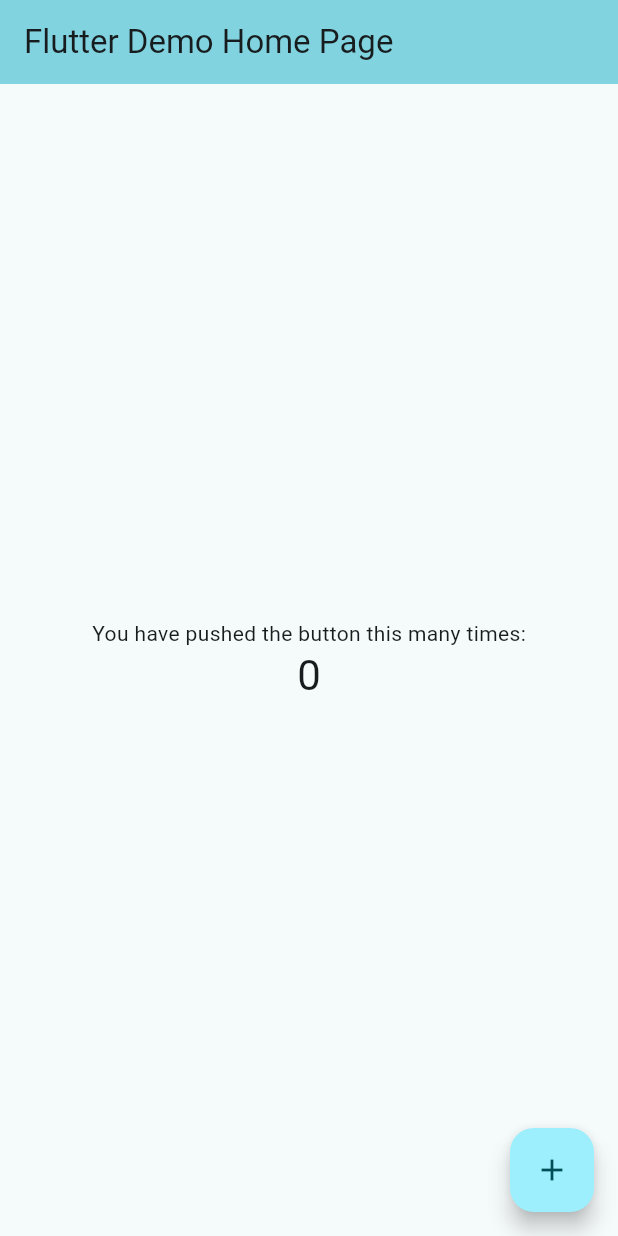
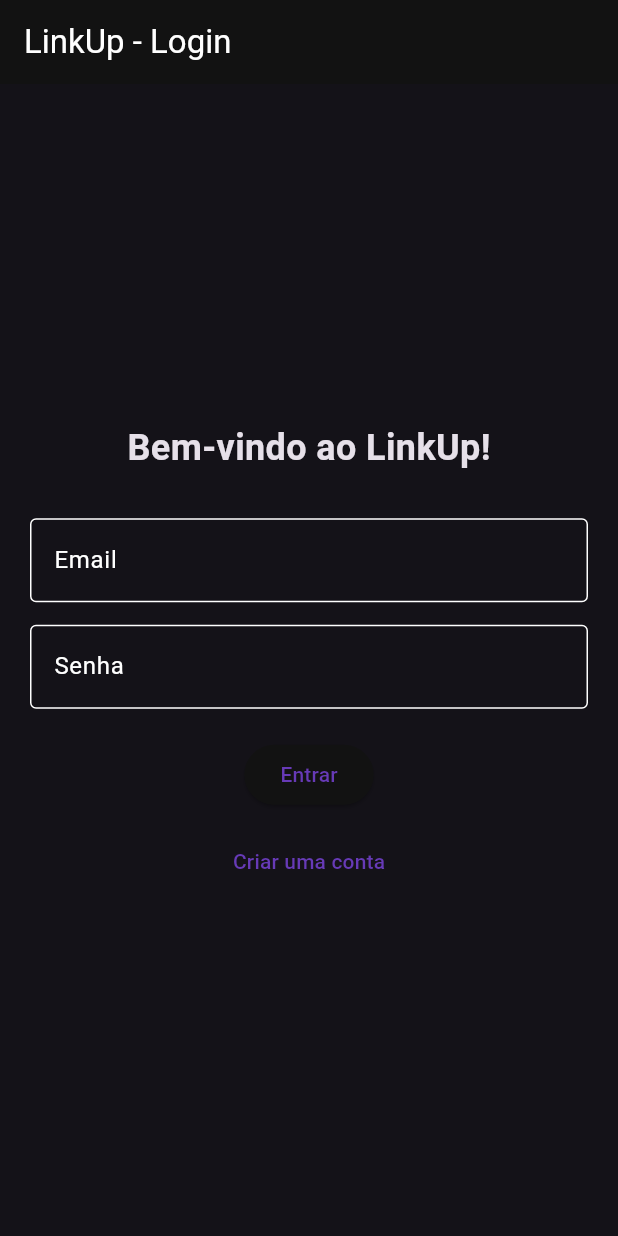
Before and after one commit to matheus1895/linkup, a Flutter app: the screen it shows after launch, on a phone screen of 412 x 824 dp. Run offline on Flutter 3.47's test engine with Material 3 defaults, Android fonts, the phone set to English and light mode, and no system bars.

Commit message:
Frontend das páginas principais

```diff
--- a/lib/main.dart
+++ b/lib/main.dart
@@ -1,106 +1,34 @@
 import 'package:flutter/material.dart';
-import 'package:linkup/ui/core/themes/theme.dart';
+import 'package:linkup/ui/home/widgets/login_screen.dart';
+import 'package:linkup/ui/home/widgets/feed_screen.dart';
+import 'package:linkup/ui/home/widgets/register_screen.dart';
+import 'package:linkup/ui/home/widgets/profile_screen.dart';
 
 void main() {
-  runApp(const MyApp());
+  runApp(const LinkUpApp());
 }
 
-class MyApp extends StatelessWidget {
-  const MyApp({super.key});
+class LinkUpApp extends StatelessWidget {
+  const LinkUpApp({super.key});
 
-  // This widget is the root of your application.
   @override
   Widget build(BuildContext context) {
     return MaterialApp(
-      title: 'Flutter Demo',
-      theme: lightTheme,
-      home: const MyHomePage(title: 'Flutter Demo Home Page'),
+      title: 'LinkUp',
+      debugShowCheckedModeBanner: false,
+      theme: ThemeData.dark().copyWith(
+        colorScheme: ColorScheme.dark(
+          primary: Colors.deepPurple,
+          secondary: Colors.purpleAccent,
+        ),
+      ),
+      initialRoute: '/login',
+      routes: {
+        '/login': (context) => const LoginPage(),
+        '/register': (context) => const RegisterPage(),
+        '/feed': (context) => const FeedPage(),
+        '/profile': (context) => const ProfilePage(),
+      },
     );
   }
 }
-
-class MyHomePage extends StatefulWidget {
-  const MyHomePage({super.key, required this.title});
-
-  // This widget is the home page of your application. It is stateful, meaning
-  // that it has a State object (defined below) that contains fields that affect
-  // how it looks.
-
-  // This class is the configuration for the state. It holds the values (in this
-  // case the title) provided by the parent (in this case the App widget) and
-  // used by the build method of the State. Fields in a Widget subclass are
-  // always marked "final".
-
-  final String title;
-
-  @override
-  State<MyHomePage> createState() => _MyHomePageState();
-}
-
-class _MyHomePageState extends State<MyHomePage> {
-  int _counter = 0;
-
-  void _incrementCounter() {
-    setState(() {
-      // This call to setState tells the Flutter framework that something has
-      // changed in this State, which causes it to rerun the build method below
-      // so that the display can reflect the updated values. If we changed
-      // _counter without calling setState(), then the build method would not be
-      // called again, and so nothing would appear to happen.
-      _counter++;
-    });
-  }
-
-  @override
-  Widget build(BuildContext context) {
-    // This method is rerun every time setState is called, for instance as done
-    // by the _incrementCounter method above.
-    //
-    // The Flutter framework has been optimized to make rerunning build methods
-    // fast, so that you can just rebuild anything that needs updating rather
-    // than having to individually change instances of widgets.
-    return Scaffold(
-      appBar: AppBar(
-        // TRY THIS: Try changing the color here to a specific color (to
-        // Colors.amber, perhaps?) and trigger a hot reload to see the AppBar
-        // change color while the other colors stay the same.
-        backgroundColor: Theme.of(context).colorScheme.inversePrimary,
-        // Here we take the value from the MyHomePage object that was created by
-        // the App.build method, and use it to set our appbar title.
-        title: Text(widget.title),
-      ),
-      body: Center(
-        // Center is a layout widget. It takes a single child and positions it
-        // in the middle of the parent.
-        child: Column(
-          // Column is also a layout widget. It takes a list of children and
-          // arranges them vertically. By default, it sizes itself to fit its
-          // children horizontally, and tries to be as tall as its parent.
-          //
-          // Column has various properties to control how it sizes itself and
-          // how it positions its children. Here we use mainAxisAlignment to
-          // center the children vertically; the main axis here is the vertical
-          // axis because Columns are vertical (the cross axis would be
-          // horizontal).
-          //
-          // TRY THIS: Invoke "debug painting" (choose the "Toggle Debug Paint"
-          // action in the IDE, or press "p" in the console), to see the
-          // wireframe for each widget.
-          mainAxisAlignment: MainAxisAlignment.center,
-          children: <Widget>[
-            const Text('You have pushed the button this many times:'),
-            Text(
-              '$_counter',
-              style: Theme.of(context).textTheme.headlineMedium,
-            ),
-          ],
-        ),
-      ),
-      floatingActionButton: FloatingActionButton(
-        onPressed: _incrementCounter,
-        tooltip: 'Increment',
-        child: const Icon(Icons.add),
-      ), // This trailing comma makes auto-formatting nicer for build methods.
-    );
-  }
-}
--- /dev/null
+++ b/lib/ui/home/widgets/login_screen.dart
@@ -0,0 +1,65 @@
+import 'package:flutter/material.dart';
+
+class LoginPage extends StatelessWidget {
+  const LoginPage({super.key});
+
+  @override
+  Widget build(BuildContext context) {
+    final emailController = TextEditingController();
+    final passwordController = TextEditingController();
+
+    return Scaffold(
+      appBar: AppBar(
+        title: const Text('LinkUp - Login'),
+      ),
+      body: Padding(
+        padding: const EdgeInsets.all(20.0),
+        child: Center(
+          child: SizedBox(
+            width: 400,
+            child: Column(
+              mainAxisAlignment: MainAxisAlignment.center,
+              children: [
+                const Text(
+                  'Bem-vindo ao LinkUp!',
+                  style: TextStyle(fontSize: 24, fontWeight: FontWeight.bold),
+                ),
+                const SizedBox(height: 30),
+                TextField(
+                  controller: emailController,
+                  decoration: const InputDecoration(
+                    labelText: 'Email',
+                    border: OutlineInputBorder(),
+                  ),
+                ),
+                const SizedBox(height: 15),
+                TextField(
+                  controller: passwordController,
+                  decoration: const InputDecoration(
+                    labelText: 'Senha',
+                    border: OutlineInputBorder(),
+                  ),
+                  obscureText: true,
+                ),
+                const SizedBox(height: 20),
+                ElevatedButton(
+                  onPressed: () {
+                    Navigator.pushReplacementNamed(context, '/feed');
+                  },
+                  child: const Text('Entrar'),
+                ),
+                const SizedBox(height: 10),
+                TextButton(
+                  onPressed: () {
+                    Navigator.pushNamed(context, '/register');
+                  },
+                  child: const Text('Criar uma conta'),
+                ),
+              ],
+            ),
+          ),
+        ),
+      ),
+    );
+  }
+}
```
Also changed, not shown: lib/ui/home/widgets/feed_screen.dart (added, +56 -0 lines), lib/ui/home/widgets/profile_screen.dart (added, +32 -0 lines), lib/ui/home/widgets/register_screen.dart (added, +65 -0 lines), 1 other file.
